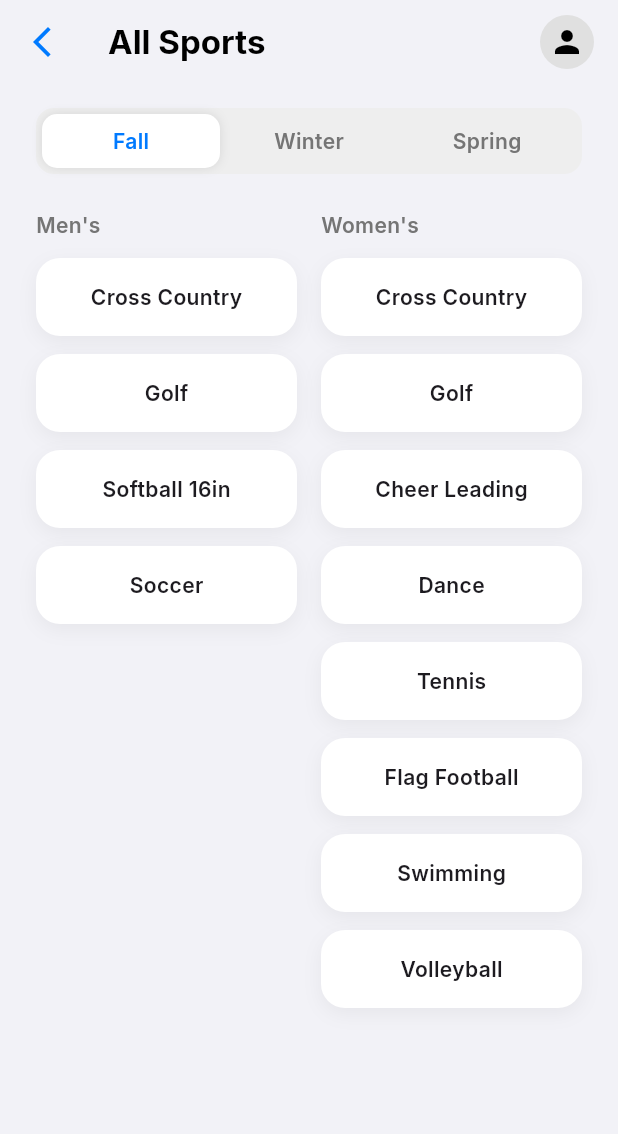
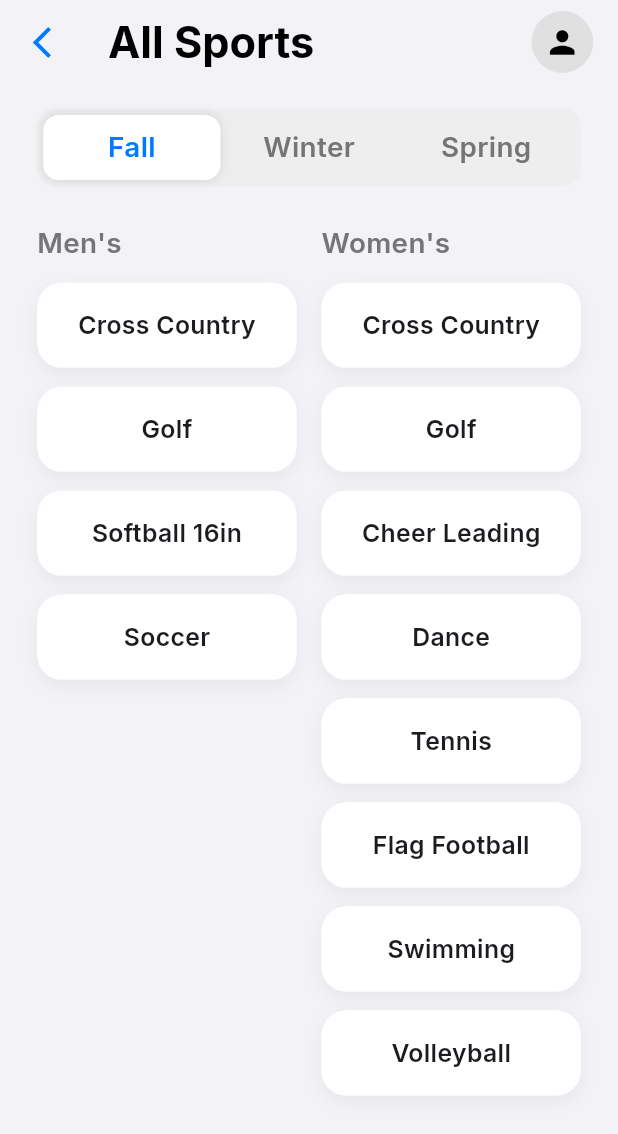
Before and after one commit to NCP-Stampede/northside-app, a Flutter app: the AllSportsPage screen opened directly, on a phone screen of 412 x 824 dp. Shown: the top 1134 px of the screen. Run offline on Flutter 3.47's test engine with Material 3 defaults, Android fonts, the phone set to English and light mode, and no system bars; our stand-ins replace get, google_fonts, sizer, sticky_headers, table_calendar, webview_flutter; statements that could not run were skipped.

Commit message:
Update all_sports_page.dart

```diff
--- a/northside_app/lib/presentation/athletics/all_sports_page.dart
+++ b/northside_app/lib/presentation/athletics/all_sports_page.dart
@@ -39,6 +39,8 @@ class _AllSportsPageState extends State<AllSportsPage> {
 
   @override
   Widget build(BuildContext context) {
+    final double screenWidth = MediaQuery.of(context).size.width;
+    final double screenHeight = MediaQuery.of(context).size.height;
     final currentSports = _sportsData[_selectedSeason]!;
 
     return Scaffold(
@@ -47,42 +49,43 @@ class _AllSportsPageState extends State<AllSportsPage> {
         backgroundColor: Colors.transparent,
         elevation: 0,
         leading: IconButton(
-          icon: const Icon(Icons.arrow_back_ios_new, color: AppColors.primaryBlue),
+          icon: Icon(Icons.arrow_back_ios_new, color: AppColors.primaryBlue, size: screenWidth * 0.06),
           onPressed: () => Get.back(),
         ),
-        title: const Text(
+        title: Text(
           'All Sports',
-          style: TextStyle(color: Colors.black, fontWeight: FontWeight.bold),
+          style: TextStyle(color: Colors.black, fontWeight: FontWeight.bold, fontSize: screenWidth * 0.07),
         ),
         actions: [
           Padding(
-            padding: const EdgeInsets.only(right: 16.0),
+            padding: EdgeInsets.only(right: screenWidth * 0.04),
             child: CircleAvatar(
-              radius: 18,
+              radius: screenWidth * 0.05,
               backgroundColor: Colors.grey.shade300,
-              child: const Icon(Icons.person, color: Colors.black, size: 24),
+              child: Icon(Icons.person, color: Colors.black, size: screenWidth * 0.06),
             ),
           ),
         ],
       ),
       body: ListView(
-        padding: const EdgeInsets.symmetric(horizontal: 24.0),
+        padding: EdgeInsets.symmetric(horizontal: screenWidth * 0.06),
         children: [
-          const SizedBox(height: 16),
-          _buildSeasonTabs(),
-          const SizedBox(height: 24),
-          _buildSportsColumns(currentSports),
+          SizedBox(height: screenHeight * 0.02),
+          _buildSeasonTabs(context),
+          SizedBox(height: screenHeight * 0.03),
+          _buildSportsColumns(context, currentSports),
         ],
       ),
     );
   }
 
-  Widget _buildSeasonTabs() {
+  Widget _buildSeasonTabs(BuildContext context) {
+    final double screenWidth = MediaQuery.of(context).size.width;
     return Container(
-      padding: const EdgeInsets.all(4),
+      padding: EdgeInsets.all(screenWidth * 0.01),
       decoration: BoxDecoration(
         color: Colors.grey.shade200,
-        borderRadius: BorderRadius.circular(12),
+        borderRadius: BorderRadius.circular(screenWidth * 0.03),
       ),
       child: Row(
         children: _seasons.map((season) {
@@ -91,10 +94,10 @@ class _AllSportsPageState extends State<AllSportsPage> {
             child: GestureDetector(
               onTap: () => setState(() => _selectedSeason = season),
               child: Container(
-                padding: const EdgeInsets.symmetric(vertical: 8),
+                padding: EdgeInsets.symmetric(vertical: screenWidth * 0.02),
                 decoration: BoxDecoration(
                   color: isSelected ? Colors.white : Colors.transparent,
-                  borderRadius: BorderRadius.circular(10),
+                  borderRadius: BorderRadius.circular(screenWidth * 0.025),
                   boxShadow: isSelected ? [BoxShadow(color: Colors.black.withOpacity(0.1), blurRadius: 5)] : [],
                 ),
                 child: Center(
@@ -103,6 +106,7 @@ class _AllSportsPageState extends State<AllSportsPage> {
                     style: TextStyle(
                       fontWeight: FontWeight.w600,
                       color: isSelected ? AppColors.primaryBlue : Colors.grey.shade600,
+                      fontSize: screenWidth * 0.045,
                     ),
                   ),
                 ),
@@ -114,27 +118,29 @@ class _AllSportsPageState extends State<AllSportsPage> {
     );
   }
 
-  Widget _buildSportsColumns(SeasonSports sports) {
+  Widget _buildSportsColumns(BuildContext context, SeasonSports sports) {
+    final double screenWidth = MediaQuery.of(context).size.width;
     return Row(
       crossAxisAlignment: CrossAxisAlignment.start,
       children: [
-        Expanded(child: _buildSportColumn('Men\'s', sports.mens)),
-        const SizedBox(width: 16),
-        Expanded(child: _buildSportColumn('Women\'s', sports.womens)),
+        Expanded(child: _buildSportColumn(context, 'Men\'s', sports.mens)),
+        SizedBox(width: screenWidth * 0.04),
+        Expanded(child: _buildSportColumn(context, 'Women\'s', sports.womens)),
       ],
     );
   }
 
-  Widget _buildSportColumn(String title, List<String> sports) {
+  Widget _buildSportColumn(BuildContext context, String title, List<String> sports) {
+    final double screenWidth = MediaQuery.of(context).size.width;
     final sportPrefix = title == 'Men\'s' ? 'Men\'s' : 'Women\'s';
     return Column(
       crossAxisAlignment: CrossAxisAlignment.start,
       children: [
         Padding(
-          padding: const EdgeInsets.only(bottom: 12.0),
+          padding: EdgeInsets.only(bottom: screenWidth * 0.03),
           child: Text(
             title,
-            style: TextStyle(color: Colors.grey.shade600, fontWeight: FontWeight.w600),
+            style: TextStyle(color: Colors.grey.shade600, fontWeight: FontWeight.w600, fontSize: screenWidth * 0.045),
           ),
         ),
         ...sports.map((sport) {
@@ -156,21 +162,25 @@ class _SportChip extends StatelessWidget {
 
   @override
   Widget build(BuildContext context) {
+    final double screenWidth = MediaQuery.of(context).size.width;
+    final double fontSize = screenWidth * 0.04;
+    final double borderRadius = screenWidth * 0.04;
+    final double verticalPadding = screenWidth * 0.04;
     return GestureDetector(
       onTap: onTap,
       child: Container(
         width: double.infinity,
-        margin: const EdgeInsets.only(bottom: 12),
-        padding: const EdgeInsets.symmetric(vertical: 16),
+        margin: EdgeInsets.only(bottom: screenWidth * 0.03),
+        padding: EdgeInsets.symmetric(vertical: verticalPadding),
         decoration: BoxDecoration(
           color: Colors.white,
-          borderRadius: BorderRadius.circular(16),
+          borderRadius: BorderRadius.circular(borderRadius),
           boxShadow: [BoxShadow(color: Colors.black.withOpacity(0.05), blurRadius: 10, offset: const Offset(0, 4))],
         ),
         child: Center(
           child: Text(
             name,
-            style: const TextStyle(fontSize: 14, fontWeight: FontWeight.w600),
+            style: TextStyle(fontSize: fontSize, fontWeight: FontWeight.w600),
           ),
         ),
       ),
```
